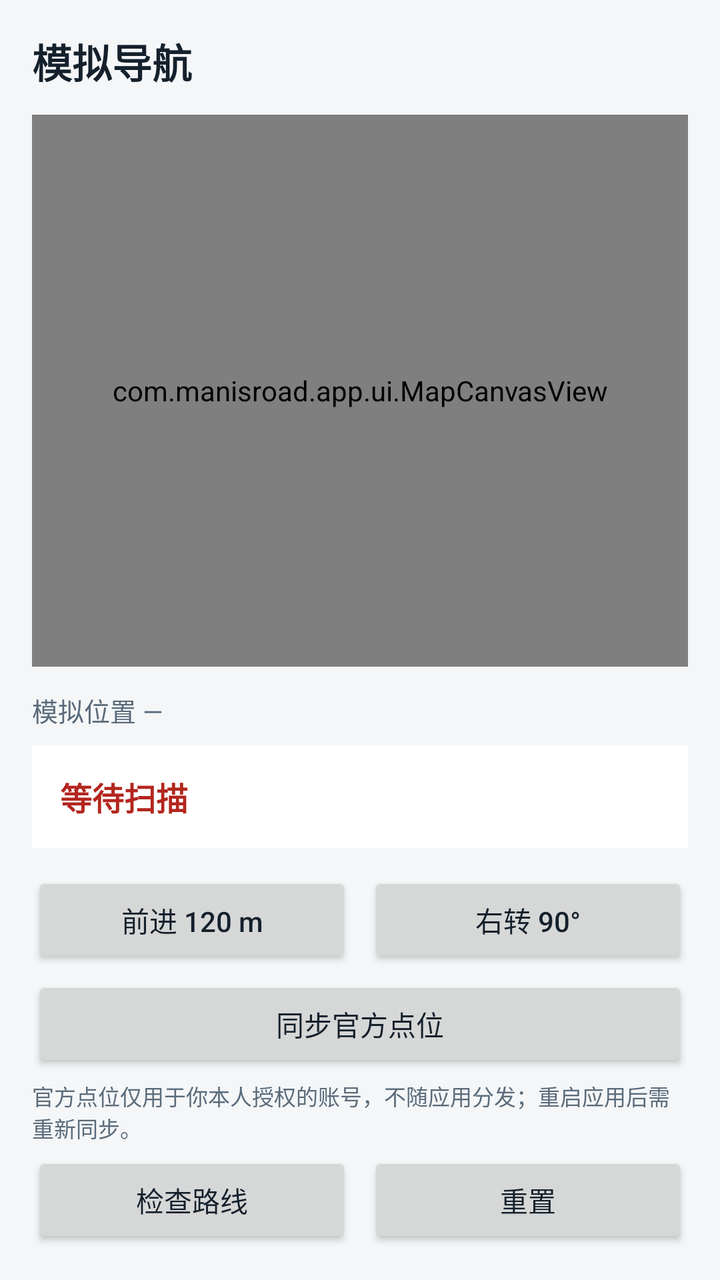
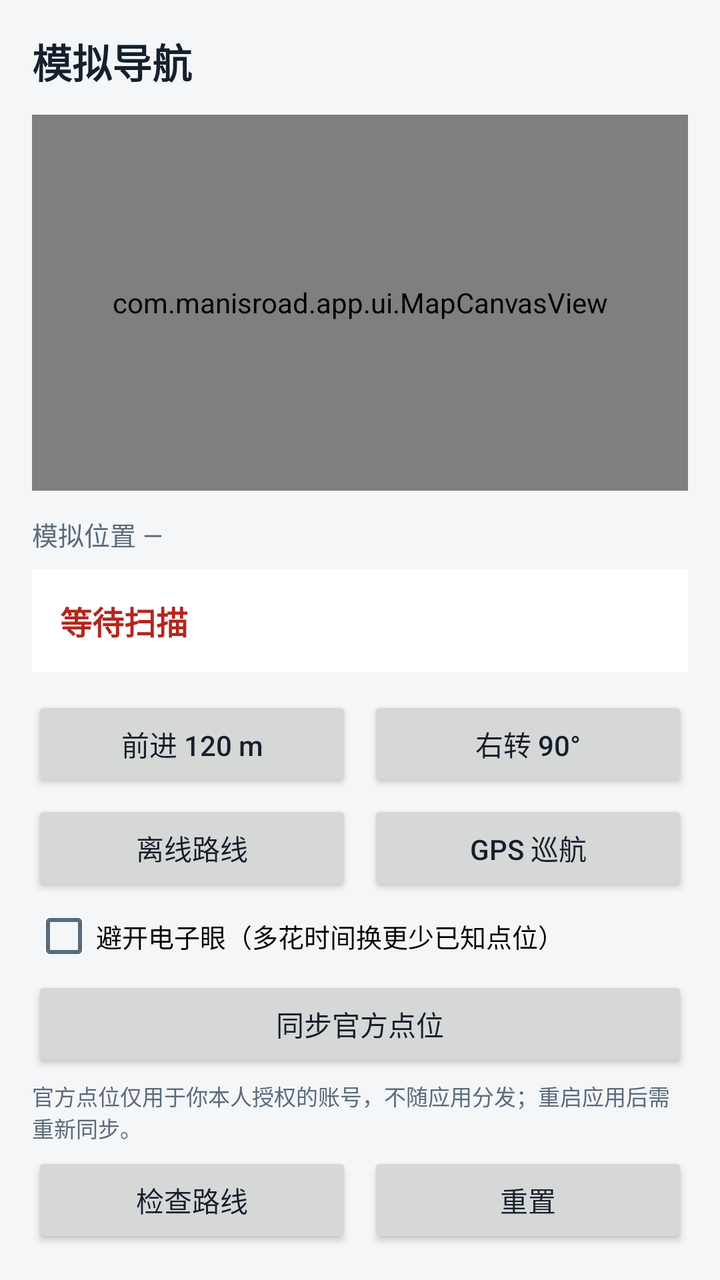

Two renders of the same Android screen: before a commit and after it. Below are the layout's source before the change and the commit's diff.
<!-- AndroidManifest.xml: application theme Theme.ManisRoad -->
<!-- res/layout/activity_map.xml -->
<?xml version="1.0" encoding="utf-8"?>
<LinearLayout xmlns:android="http://schemas.android.com/apk/res/android"
    android:layout_width="match_parent"
    android:layout_height="match_parent"
    android:orientation="vertical"
    android:padding="16dp">

    <TextView
        android:layout_width="match_parent"
        android:layout_height="wrap_content"
        android:text="@string/map_title"
        android:textColor="@color/text_primary"
        android:textSize="20sp"
        android:textStyle="bold" />

    <com.manisroad.app.ui.MapCanvasView
        android:id="@+id/map_canvas"
        android:layout_width="match_parent"
        android:layout_height="0dp"
        android:layout_marginTop="12dp"
        android:layout_weight="1"
        android:minHeight="280dp" />

    <TextView
        android:id="@+id/text_position"
        android:layout_width="match_parent"
        android:layout_height="wrap_content"
        android:layout_marginTop="12dp"
        android:text="@string/position_placeholder"
        android:textColor="@color/text_muted"
        android:textSize="13sp" />

    <TextView
        android:id="@+id/text_alert"
        android:layout_width="match_parent"
        android:layout_height="wrap_content"
        android:layout_marginTop="8dp"
        android:background="@color/surface"
        android:padding="14dp"
        android:text="@string/alert_placeholder"
        android:textColor="@color/alert"
        android:textSize="16sp"
        android:textStyle="bold" />

    <LinearLayout
        android:layout_width="match_parent"
        android:layout_height="wrap_content"
        android:layout_marginTop="12dp"
        android:orientation="horizontal">

        <Button
            android:id="@+id/button_forward"
            android:layout_width="0dp"
            android:layout_height="wrap_content"
            android:layout_weight="1"
            android:minHeight="48dp"
            android:text="@string/forward"
            android:textAllCaps="false" />

        <Button
            android:id="@+id/button_turn"
            android:layout_width="0dp"
            android:layout_height="wrap_content"
            android:layout_marginStart="8dp"
            android:layout_weight="1"
            android:minHeight="48dp"
            android:text="@string/turn" />
    </LinearLayout>

    <Button
        android:id="@+id/button_sync_official"
        android:layout_width="match_parent"
        android:layout_height="wrap_content"
        android:layout_marginTop="4dp"
        android:minHeight="48dp"
        android:text="@string/sync_official"
        android:textAllCaps="false" />

    <TextView
        android:layout_width="match_parent"
        android:layout_height="wrap_content"
        android:layout_marginTop="4dp"
        android:text="@string/official_data_note"
        android:textColor="@color/text_muted"
        android:textSize="11sp" />

    <LinearLayout
        android:layout_width="match_parent"
        android:layout_height="wrap_content"
        android:layout_marginTop="4dp"
        android:orientation="horizontal">

        <Button
            android:id="@+id/button_audit"
            android:layout_width="0dp"
            android:layout_height="wrap_content"
            android:layout_weight="1"
            android:minHeight="48dp"
            android:text="@string/audit" />

        <Button
            android:id="@+id/button_reset"
            android:layout_width="0dp"
            android:layout_height="wrap_content"
            android:layout_marginStart="8dp"
            android:layout_weight="1"
            android:minHeight="48dp"
            android:text="@string/reset" />
    </LinearLayout>
</LinearLayout>
<!-- resources referenced by this layout -->
<resources>
  <color name="alert">#B3261E</color>
  <color name="surface">#FFFFFF</color>
  <color name="text_muted">#5A6B7A</color>
  <color name="text_primary">#14202B</color>
  <string name="alert_placeholder">等待扫描</string>
  <string name="audit">检查路线</string>
  <string name="forward">前进 120 m</string>
  <string name="map_title">模拟导航</string>
  <string name="official_data_note">官方点位仅用于你本人授权的账号，不随应用分发；重启应用后需重新同步。</string>
  <string name="position_placeholder">模拟位置 —</string>
  <string name="reset">重置</string>
  <string name="sync_official">同步官方点位</string>
  <string name="turn">右转 90°</string>
  <style name="Theme.ManisRoad" parent="@android:style/Theme.Material.Light.NoActionBar">
          <item name="android:windowBackground">@color/background</item>
          <item name="android:colorPrimary">@color/primary</item>
          <item name="android:colorPrimaryDark">@color/primary_dark</item>
          <item name="android:colorAccent">@color/accent</item>
          <item name="android:statusBarColor">@color/primary_dark</item>
          <item name="android:navigationBarColor">@color/background</item>
          <item name="android:textColorPrimary">@color/text_primary</item>
          <item name="android:textColorSecondary">@color/text_muted</item>
      </style>
  <color name="background">#F4F6F8</color>
  <color name="primary">#0F6B7D</color>
  <color name="primary_dark">#0A4C59</color>
  <color name="accent">#EE6C4D</color>
</resources>

<!-- the commit's change to res/layout/activity_map.xml (unified diff, before → after) -->
@@ -67,6 +67,40 @@
             android:text="@string/turn" />
     </LinearLayout>
 
+    <LinearLayout
+        android:layout_width="match_parent"
+        android:layout_height="wrap_content"
+        android:layout_marginTop="4dp"
+        android:orientation="horizontal">
+
+        <Button
+            android:id="@+id/button_offline_route"
+            android:layout_width="0dp"
+            android:layout_height="wrap_content"
+            android:layout_weight="1"
+            android:minHeight="48dp"
+            android:text="@string/offline_route"
+            android:textAllCaps="false" />
+
+        <Button
+            android:id="@+id/button_gps"
+            android:layout_width="0dp"
+            android:layout_height="wrap_content"
+            android:layout_marginStart="8dp"
+            android:layout_weight="1"
+            android:minHeight="48dp"
+            android:text="@string/gps_start"
+            android:textAllCaps="false" />
+    </LinearLayout>
+
+    <CheckBox
+        android:id="@+id/checkbox_avoid_cameras"
+        android:layout_width="match_parent"
+        android:layout_height="wrap_content"
+        android:layout_marginTop="4dp"
+        android:text="@string/avoid_cameras"
+        android:textSize="13sp" />
+
     <Button
         android:id="@+id/button_sync_official"
         android:layout_width="match_parent"
<!-- resource entries referenced after the edit -->
@@ -6,9 +6,12 @@
   <color name="text_primary">#14202B</color>
   <string name="alert_placeholder">等待扫描</string>
   <string name="audit">检查路线</string>
+  <string name="avoid_cameras">避开电子眼（多花时间换更少已知点位）</string>
   <string name="forward">前进 120 m</string>
+  <string name="gps_start">GPS 巡航</string>
   <string name="map_title">模拟导航</string>
   <string name="official_data_note">官方点位仅用于你本人授权的账号，不随应用分发；重启应用后需重新同步。</string>
+  <string name="offline_route">离线路线</string>
   <string name="position_placeholder">模拟位置 —</string>
   <string name="reset">重置</string>
   <string name="sync_official">同步官方点位</string>
